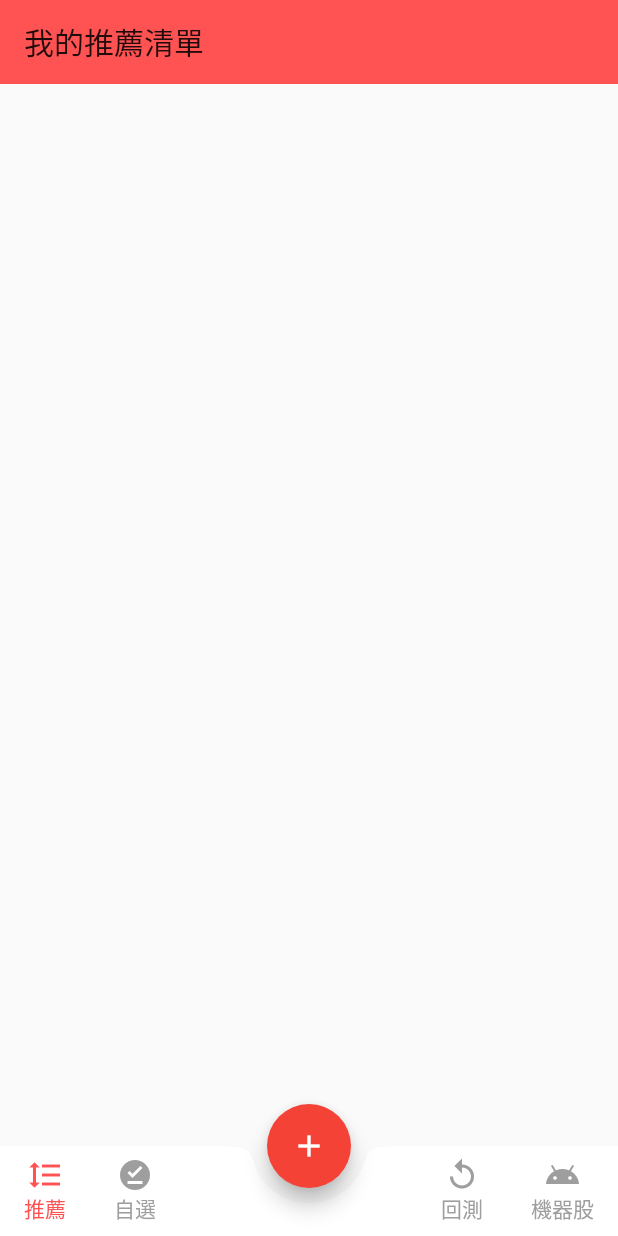
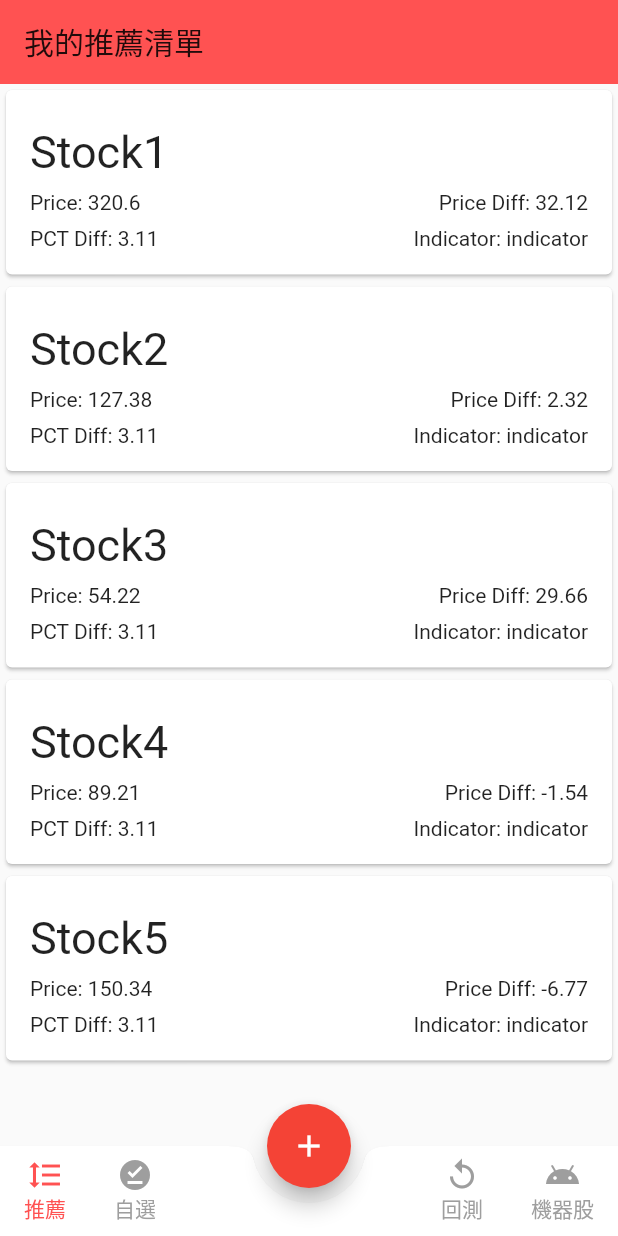
Before and after one commit to LeYoungChen/intrust_app, a Flutter app: the screen it shows after launch, on a phone screen of 412 x 824 dp. Run offline on Flutter 3.47's test engine with Material 2 defaults, Android fonts, the phone set to English and light mode, and no system bars.

```diff
--- /dev/null
+++ b/lib/Stock.dart
@@ -0,0 +1,9 @@
+class Stock {
+  final String title;
+  final double price;
+  final double priceDiff;
+  final double pctDiff;
+  final String indicator;
+
+  Stock(this.title,this.price,this.priceDiff,this.pctDiff,this.indicator);
+}
--- a/lib/pages/recommend.dart
+++ b/lib/pages/recommend.dart
@@ -1,11 +1,23 @@
 import 'package:flutter/material.dart';
+import 'package:intrust/Stock.dart';
+import 'package:intrust/pages/optional.dart';
+import 'package:intrust/pages/stockDetail.dart';
 
 class recommend extends StatefulWidget {
   @override
-  _ListState createState() => _ListState();
+  _recommendState createState() => _recommendState();
 }
 
-class _ListState extends State<recommend> {
+class _recommendState extends State<recommend> {
+  final List<Stock> stockList = [
+    Stock("Stock1", 320.60, 32.12, 3.11, 'indicator'),
+    Stock("Stock2", 127.38, 2.32, 3.11, 'indicator'),
+    Stock("Stock3", 54.22, 29.66, 3.11, 'indicator'),
+    Stock("Stock4", 89.21, -1.54, 3.11, 'indicator'),
+    Stock("Stock5", 150.34, -6.77, 3.11, 'indicator'),
+  ];
+
+
   @override
   Widget build(BuildContext context) {
     return Scaffold(
@@ -13,7 +25,61 @@ class _ListState extends State<recommend> {
         backgroundColor: Colors.redAccent.withOpacity(1),
         elevation: 0,
         title: Text('我的推薦清單'),
+      ),
+      body: Container(
+          child: new ListView.builder(
+              itemCount: stockList.length,
+              itemBuilder: (BuildContext context, int index) =>
+                  buildStockCard(context, index))),
+    );
+  }
 
+  Widget buildStockCard(BuildContext context, int index) {
+    final stock = stockList[index];
+    return Container(
+      child: Card(
+        child: new InkWell(
+          onTap: (){
+            Navigator.push(context,
+                MaterialPageRoute(builder: (context) => stockDetail()));
+          },
+          child: Padding(
+            padding: const EdgeInsets.all(16.0),
+            child: Column(
+              children: <Widget>[
+                Padding(
+                  padding: const EdgeInsets.only(top: 8.0, bottom: 4.0),
+                  child: Row(
+                    children: <Widget>[Text(stock.title,
+                        style: new TextStyle(fontSize: 30.0),
+                        textAlign: TextAlign.start)],
+                  ),
+                ),
+                Padding(
+                  padding: const EdgeInsets.only(top: 4.0, bottom: 8.0),
+                  child: Row(
+                    children: <Widget>[
+                      Text('Price: '),
+                      Text(stock.price.toString()),
+                      Spacer(),
+                      Text('Price Diff: '),
+                      Text(stock.priceDiff.toString())
+                    ],
+                  ),
+                ),
+                Row(
+                  children: <Widget>[
+                    Text('PCT Diff: '),
+                    Text(stock.pctDiff.toString()),
+                    Spacer(),
+                    Text('Indicator: '),
+                    Text(stock.indicator),
+                  ],
+                )
+              ],
+            ),
+          ),
+        ),
       ),
     );
   }
```
Also changed, not shown: lib/pages/stockDetail.dart (added, +43 -0 lines).
